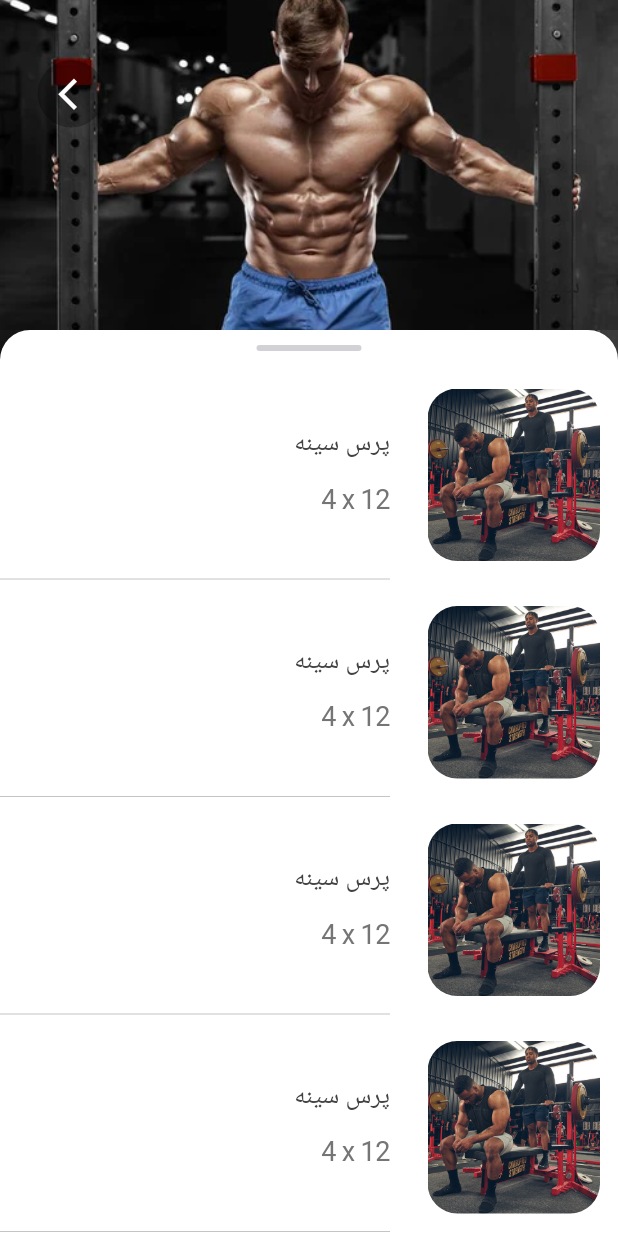
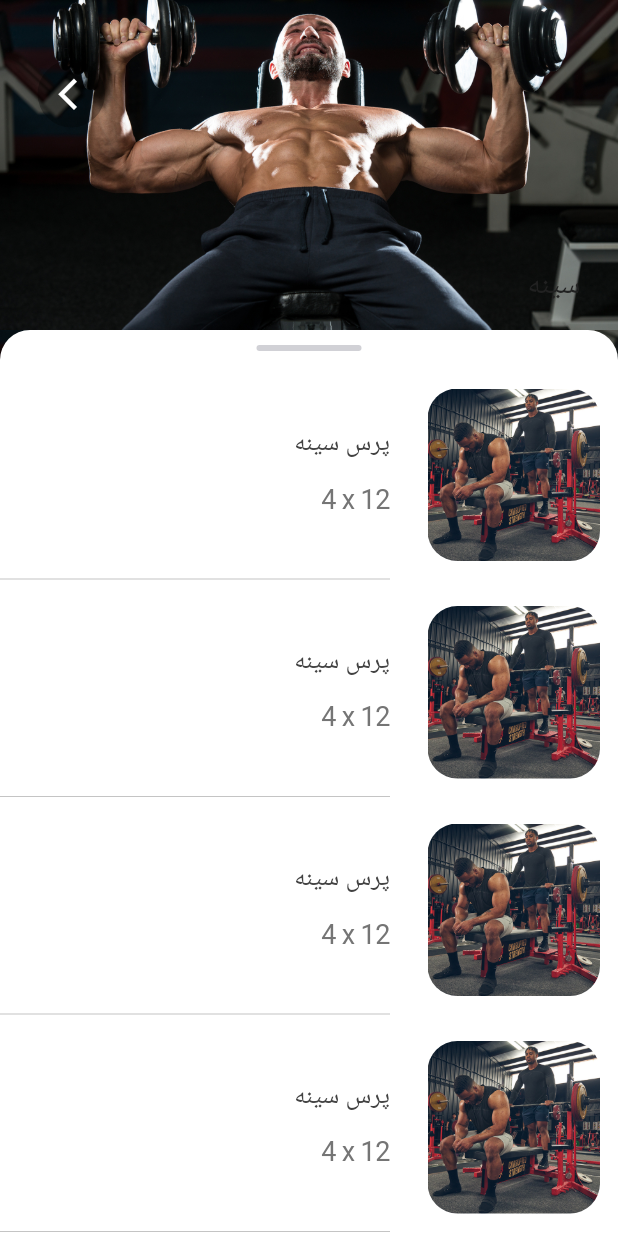
Before and after one commit to parsashu/fitness-app-flutter, a Flutter app: the HomePage screen opened directly, after a tap on "سینه", on a phone screen of 412 x 824 dp. Run offline on Flutter 3.47's test engine with Material 3 defaults, Android fonts, the phone set to English and light mode, and no system bars; our stand-ins replace firebase_auth, firebase_core, fluentui_system_icons, google_nav_bar, iconsax_plus, image_picker and 1 more; missing offline and left inert: persian_fonts; accounts and stored records are empty.

Commit message:
reactive section page

```diff
--- a/lib/components/containers/workout_containers/workout_section.dart
+++ b/lib/components/containers/workout_containers/workout_section.dart
@@ -1,5 +1,6 @@
 import 'package:flutter/material.dart';
 import 'package:improwave/components/containers/my_frosted_glass.dart';
+import 'package:improwave/pages/workout_pages/section_page.dart';
 import 'package:persian_fonts/persian_fonts.dart';
 
 class WorkoutSection extends StatefulWidget {
@@ -58,7 +59,17 @@
       onTapDown: _handleTapDown,
       onTapUp: _handleTapUp,
       onTapCancel: _handleTapCancel,
-      onTap: widget.onPressed,
+      onTap: () {
+        Navigator.push(
+          context,
+          MaterialPageRoute(
+            builder: (context) => SectionPage(
+              title: widget.title,
+              image: widget.image,
+            ),
+          ),
+        );
+      },
       child: ScaleTransition(
         scale: _scaleAnimation,
         child: Container(
--- a/lib/main.dart
+++ b/lib/main.dart
@@ -10,7 +10,6 @@
 import 'package:improwave/pages/profile/pay_page.dart';
 import 'package:improwave/pages/profile/success_pay_page.dart';
 import 'package:improwave/pages/profile/tra_view_page.dart';
-import 'package:improwave/pages/workout_pages/section_page.dart';
 import 'package:improwave/themes/theme_provider.dart';
 import 'package:improwave/utils/is_trainer_provider.dart';
 import 'package:provider/provider.dart';
@@ -55,7 +54,7 @@
           return Consumer<ThemeProvider>(
             builder: (context, themeProvider, child) {
               return MaterialApp(
-                home: const SectionPage(), // Home
+                home: const MainPage(), // Home
                 theme: Provider.of<ThemeProvider>(context).themeData,
                 routes: {
                   '/main': (context) => const MainPage(),
@@ -69,7 +68,6 @@
                   '/pay': (context) => const PayPage(),
                   '/successPay': (context) => const SuccessPayPage(),
                   '/notification': (context) => const NotificationPage(),
-                  '/section': (context) => const SectionPage(),
                 },
                 debugShowCheckedModeBanner: false,
               );
--- a/lib/pages/workout_pages/section_page.dart
+++ b/lib/pages/workout_pages/section_page.dart
@@ -5,7 +5,14 @@
 import 'package:persian_fonts/persian_fonts.dart';
 
 class SectionPage extends StatelessWidget {
-  const SectionPage({super.key});
+  const SectionPage({
+    super.key,
+    required this.title,
+    required this.image,
+  });
+
+  final String title;
+  final ImageProvider<Object> image;
 
   @override
   Widget build(BuildContext context) {
@@ -17,8 +24,8 @@
           // Background image fixed
           Padding(
             padding: const EdgeInsets.only(top: 100),
-            child: Image.asset(
-              'assets/images/workout/chest_workout2.png',
+            child: Image(
+              image: image,
               fit: BoxFit.cover,
               height: 300,
               width: double.infinity,
@@ -43,8 +50,8 @@
                     children: [
                       // Background image
                       Positioned.fill(
-                        child: Image.asset(
-                          'assets/images/workout/chest_workout2.png',
+                        child: Image(
+                          image: image,
                           fit: BoxFit.cover,
                         ),
                       ),
@@ -54,7 +61,7 @@
                         bottom: 15,
                         right: 25,
                         child: Text(
-                          'سینه',
+                          title,
                           style: PersianFonts.Vazir.copyWith(
                             color: Colors.white,
                             fontSize: 36,
```
